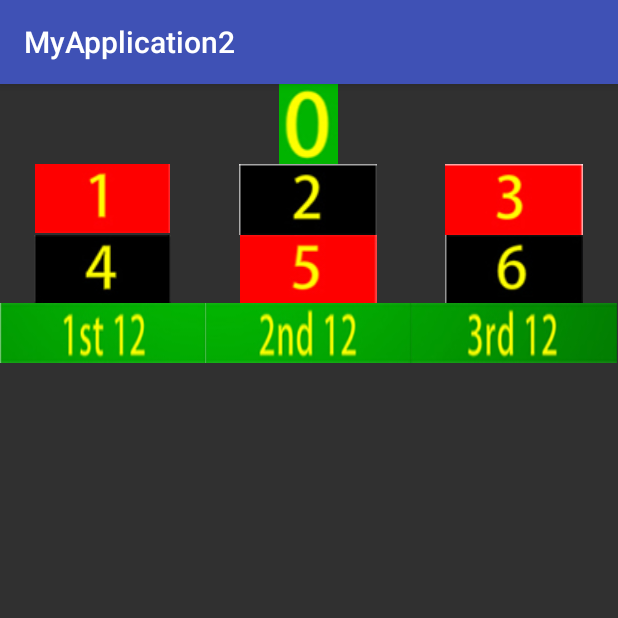
After one commit to SyrtisGecko/Android_zad1, an Android app: the BetSelectionActivity screen opened directly, with no data from a screen before it, on a phone screen of 412 x 824 dp, the top half of it. The commit adds this screen. Run offline under Robolectric (Android 15) with nearby library versions, the phone set to English and light mode, and no system bars.

Commit message:
Added BetSelectionActivity and some bet pngs

```diff
--- a/app/src/main/AndroidManifest.xml
+++ b/app/src/main/AndroidManifest.xml
@@ -31,7 +31,8 @@
             android:name=".Main5Activity_withTableLayout"
             android:label="@string/title_activity_main5_with_table_layout" />
         <activity android:name=".Main6Activity_withFrameLayout" />
-        <activity android:name=".RouletteGameActivity"></activity>
+        <activity android:name=".RouletteGameActivity" />
+        <activity android:name=".BetSelectionActivity"></activity>
     </application>
 
 </manifest>
--- /dev/null
+++ b/app/src/main/java/com/example/przemek/hsport/myapplication2/BetSelectionActivity.java
@@ -0,0 +1,13 @@
+package com.example.przemek.hsport.myapplication2;
+
+import android.support.v7.app.AppCompatActivity;
+import android.os.Bundle;
+
+public class BetSelectionActivity extends AppCompatActivity {
+
+    @Override
+    protected void onCreate(Bundle savedInstanceState) {
+        super.onCreate(savedInstanceState);
+        setContentView(R.layout.activity_bet_selection);
+    }
+}
--- a/app/src/main/java/com/example/przemek/hsport/myapplication2/RouletteGameActivity.java
+++ b/app/src/main/java/com/example/przemek/hsport/myapplication2/RouletteGameActivity.java
@@ -1,5 +1,6 @@
 package com.example.przemek.hsport.myapplication2;
 
+import android.content.Intent;
 import android.support.v7.app.AppCompatActivity;
 import android.os.Bundle;
 import android.view.View;
@@ -20,4 +21,9 @@ public class RouletteGameActivity extends AppCompatActivity {
         Animation animation = AnimationUtils.loadAnimation(getApplicationContext(), R.anim.counterclockwise);
         image.startAnimation(animation);
     }
+
+    public void setTheBet(View view) {
+        Intent intent = new Intent(this, BetSelectionActivity.class);
+        startActivity(intent);
+    }
 }
--- /dev/null
+++ b/app/src/main/res/layout/activity_bet_selection.xml
@@ -0,0 +1,91 @@
+<?xml version="1.0" encoding="utf-8"?>
+<TableLayout xmlns:android="http://schemas.android.com/apk/res/android"
+    xmlns:app="http://schemas.android.com/apk/res-auto"
+    xmlns:tools="http://schemas.android.com/tools"
+    android:layout_width="match_parent"
+    android:layout_height="match_parent"
+    android:stretchColumns="0, 1, 2"
+    tools:context="com.example.przemek.hsport.myapplication2.BetSelectionActivity">
+
+    <TableRow>
+
+        <Space
+            android:layout_width="wrap_content"
+            android:layout_height="wrap_content" />
+
+        <ImageView
+            android:layout_width="wrap_content"
+            android:layout_height="wrap_content"
+            android:id="@+id/image0g"
+            android:src="@drawable/bet0g"/>
+
+        <Space
+            android:layout_width="wrap_content"
+            android:layout_height="wrap_content" />
+    </TableRow>
+
+    <TableRow>
+        <ImageView
+            android:layout_width="wrap_content"
+            android:layout_height="wrap_content"
+            android:id="@+id/image1r"
+            android:src="@drawable/bet1r"/>
+
+        <ImageView
+            android:layout_width="wrap_content"
+            android:layout_height="wrap_content"
+            android:id="@+id/image2b"
+            android:src="@drawable/bet2b"/>
+
+        <ImageView
+            android:layout_width="wrap_content"
+            android:layout_height="wrap_content"
+            android:id="@+id/image3r"
+            android:src="@drawable/bet3r"/>
+    </TableRow>
+
+    <TableRow>
+        <ImageView
+            android:layout_width="wrap_content"
+            android:layout_height="wrap_content"
+            android:id="@+id/image4b"
+            android:src="@drawable/bet4b"/>
+
+        <ImageView
+            android:layout_width="wrap_content"
+            android:layout_height="wrap_content"
+            android:id="@+id/image5r"
+            android:src="@drawable/bet5r"/>
+
+        <ImageView
+            android:layout_width="wrap_content"
+            android:layout_height="wrap_content"
+            android:id="@+id/image6b"
+            android:src="@drawable/bet6b"/>
+    </TableRow>
+
+    <TableRow>
+
+        <ImageView
+            android:id="@+id/image1st12"
+            android:layout_width="20dp"
+            android:layout_height="40dp"
+            android:scaleType="fitXY"
+            android:src="@drawable/bet1st12" />
+
+        <ImageView
+            android:layout_width="20dp"
+            android:layout_height="40dp"
+            android:id="@+id/image2nd12"
+            android:scaleType="fitXY"
+            android:src="@drawable/bet2nd12"/>
+
+        <ImageView
+            android:layout_width="20dp"
+            android:layout_height="40dp"
+            android:id="@+id/image3rd12"
+            android:scaleType="fitXY"
+            android:src="@drawable/bet3rd12"/>
+    </TableRow>
+
+</TableLayout>
```
Also changed, not shown: app/src/main/res/layout/activity_roulette_game.xml (+42 -1 lines), app/src/main/res/drawable/bet0g.png (added), app/src/main/res/drawable/bet1r.png (added), app/src/main/res/drawable/bet1st12.png (added), app/src/main/res/drawable/bet2b.png (added), app/src/main/res/drawable/bet2nd12.png (added), app/src/main/res/drawable/bet3r.png (added), app/src/main/res/drawable/bet3rd12.png (added), app/src/main/res/drawable/bet4b.png (added), app/src/main/res/drawable/bet5r.png (added), app/src/main/res/drawable/bet6b.png (added).
